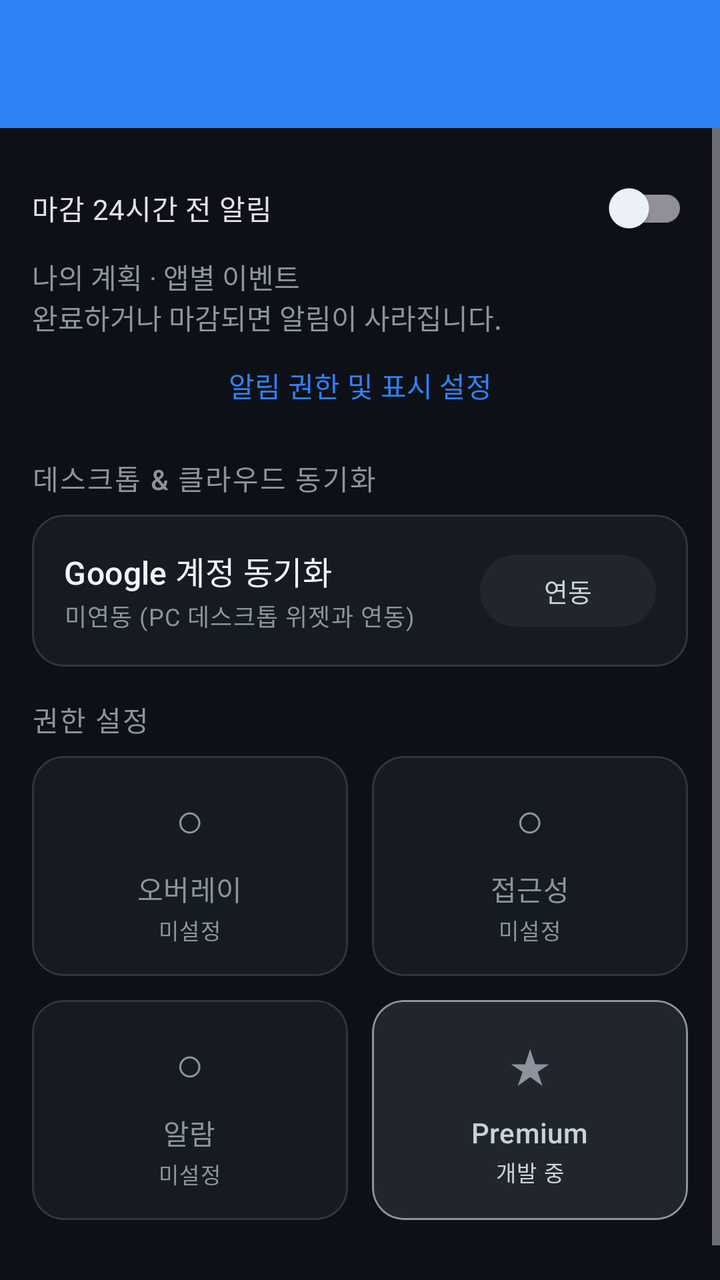
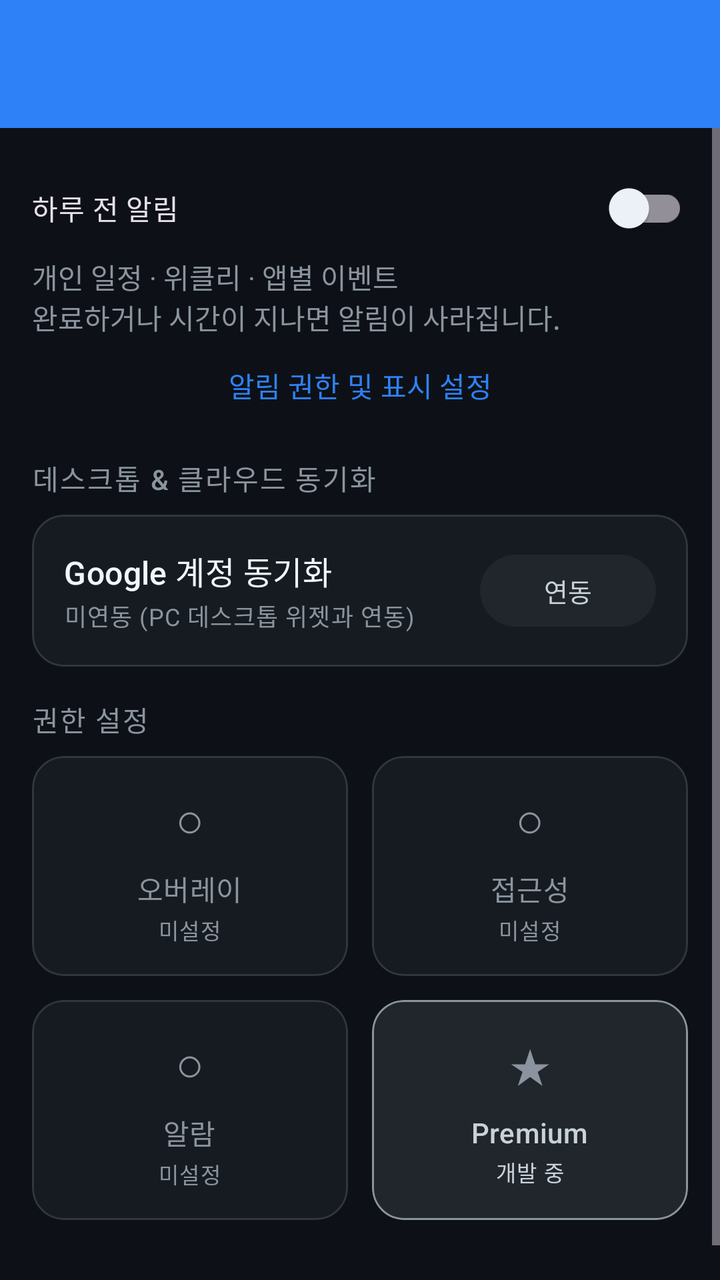

The first picture is an Android layout as it rendered before a commit; the second is the same layout after the commit. The layout source and the unified diff follow.
<!-- AndroidManifest.xml: application theme Theme.HomeworkTracker -->
<!-- res/layout/fragment_more.xml -->
<?xml version="1.0" encoding="utf-8"?>
<LinearLayout xmlns:android="http://schemas.android.com/apk/res/android"
    xmlns:app="http://schemas.android.com/apk/res-auto"
    android:layout_width="match_parent"
    android:layout_height="match_parent"
    android:orientation="vertical"
    android:background="?attr/colorSurface">

    <com.google.android.material.appbar.MaterialToolbar
        android:layout_width="match_parent"
        android:layout_height="wrap_content"
        android:paddingTop="36dp"
        android:background="?attr/colorPrimary"
        app:titleTextColor="?attr/colorOnPrimary"
        app:titleTextAppearance="@style/TextAppearance.Material3.TitleLarge" />

    <ScrollView
        android:layout_width="match_parent"
        android:layout_height="0dp"
        android:layout_weight="1"
        android:fillViewport="true">

        <LinearLayout
            android:layout_width="match_parent"
            android:layout_height="wrap_content"
            android:orientation="vertical"
            android:paddingStart="16dp"
            android:paddingEnd="16dp"
            android:paddingTop="16dp"
            android:paddingBottom="24dp">

            <com.google.android.material.switchmaterial.SwitchMaterial
                android:id="@+id/switchDeadlineNotifications" android:layout_width="match_parent" android:layout_height="wrap_content"
                android:minHeight="48dp" android:text="마감 24시간 전 알림" />
            <TextView android:layout_width="match_parent" android:layout_height="wrap_content"
                android:text="나의 계획 · 앱별 이벤트\n완료하거나 마감되면 알림이 사라집니다."
                android:textColor="?attr/colorOnSurfaceVariant" />
            <com.google.android.material.button.MaterialButton
                android:id="@+id/btnDeadlineNotificationSettings" style="@style/Widget.Material3.Button.TextButton"
                android:layout_width="match_parent" android:layout_height="wrap_content" android:text="알림 권한 및 표시 설정" />
            
            <TextView
                android:layout_width="wrap_content"
                android:layout_height="wrap_content"
                android:text="데스크톱 &amp; 클라우드 동기화"
                android:textAppearance="@style/TextAppearance.Material3.LabelLarge"
                android:textColor="?attr/colorOnSurfaceVariant"
                android:letterSpacing="0.05"
                android:layout_marginTop="12dp"
                android:layout_marginBottom="8dp" />

            <com.google.android.material.card.MaterialCardView
                android:id="@+id/cardCloudSync"
                style="@style/Widget.App.MenuCard"
                android:layout_width="match_parent"
                android:layout_height="wrap_content"
                android:layout_marginBottom="16dp">

                <LinearLayout
                    android:layout_width="match_parent"
                    android:layout_height="wrap_content"
                    android:orientation="vertical"
                    android:padding="16dp">

                    <LinearLayout
                        android:layout_width="match_parent"
                        android:layout_height="wrap_content"
                        android:orientation="horizontal"
                        android:gravity="center_vertical">

                        <LinearLayout
                            android:layout_width="0dp"
                            android:layout_height="wrap_content"
                            android:layout_weight="1"
                            android:orientation="vertical">

                            <TextView
                                android:id="@+id/tvSyncAccountTitle"
                                android:layout_width="wrap_content"
                                android:layout_height="wrap_content"
                                android:text="Google 계정 동기화"
                                android:textAppearance="@style/TextAppearance.Material3.TitleMedium"
                                android:textColor="?attr/colorOnSurface" />

                            <TextView
                                android:id="@+id/tvSyncAccountStatus"
                                android:layout_width="wrap_content"
                                android:layout_height="wrap_content"
                                android:text="미연동 (PC 데스크톱 위젯과 연동)"
                                android:textAppearance="@style/TextAppearance.Material3.BodySmall"
                                android:textColor="?attr/colorOnSurfaceVariant"
                                android:layout_marginTop="2dp" />
                        </LinearLayout>

                        <com.google.android.material.button.MaterialButton
                            android:id="@+id/btnSyncAction"
                            style="@style/Widget.Material3.Button.TonalButton"
                            android:layout_width="wrap_content"
                            android:layout_height="wrap_content"
                            android:minHeight="44dp"
                            android:text="연동"
                            android:textSize="13sp" />
                    </LinearLayout>

                    <LinearLayout
                        android:id="@+id/layoutSyncDetails"
                        android:layout_width="match_parent"
                        android:layout_height="wrap_content"
                        android:orientation="horizontal"
                        android:layout_marginTop="12dp"
                        android:visibility="gone"
                        android:gravity="center_vertical">

                        <TextView
                            android:id="@+id/tvLastSyncTime"
                            android:layout_width="0dp"
                            android:layout_height="wrap_content"
                            android:layout_weight="1"
                            android:text="마지막 동기화: 없음"
                            android:textAppearance="@style/TextAppearance.Material3.LabelSmall"
                            android:textColor="?attr/colorOnSurfaceVariant" />

                        <com.google.android.material.button.MaterialButton
                            android:id="@+id/btnSyncNow"
                            style="@style/Widget.Material3.Button.TextButton"
                            android:layout_width="wrap_content"
                            android:layout_height="wrap_content"
                            android:minHeight="40dp"
                            android:text="지금 동기화"
                            android:textSize="12sp" />
                    </LinearLayout>
                </LinearLayout>
            </com.google.android.material.card.MaterialCardView>

            
            <TextView
                android:layout_width="wrap_content"
                android:layout_height="wrap_content"
                android:text="권한 설정"
                android:textAppearance="@style/TextAppearance.Material3.LabelLarge"
                android:textColor="?attr/colorOnSurfaceVariant"
                android:letterSpacing="0.05"
                android:layout_marginBottom="8dp" />

            
            <LinearLayout
                android:layout_width="match_parent"
                android:layout_height="wrap_content"
                android:orientation="horizontal"
                android:layout_marginBottom="12dp">

                <com.google.android.material.card.MaterialCardView
                    android:id="@+id/cardMoreOverlay"
                    style="@style/Widget.App.MenuCard"
                    android:layout_width="0dp"
                    android:layout_height="110dp"
                    android:layout_weight="1"
                    android:layout_marginEnd="6dp"
                    android:foreground="?attr/selectableItemBackground">
                    <LinearLayout
                        android:layout_width="match_parent"
                        android:layout_height="match_parent"
                        android:orientation="vertical"
                        android:gravity="center">
                        <TextView
                            android:id="@+id/iconMoreOverlay"
                            android:layout_width="wrap_content"
                            android:layout_height="wrap_content"
                            android:text="○"
                            android:textSize="24sp"
                            android:textColor="?attr/colorOnSurfaceVariant" />
                        <TextView
                            android:layout_width="wrap_content"
                            android:layout_height="wrap_content"
                            android:text="오버레이"
                            android:textAppearance="@style/TextAppearance.Material3.TitleSmall"
                            android:textColor="?attr/colorOnSurfaceVariant"
                            android:layout_marginTop="8dp" />
                        <TextView
                            android:id="@+id/tvMoreOverlayStatus"
                            android:layout_width="wrap_content"
                            android:layout_height="wrap_content"
                            android:text="미설정"
                            android:textAppearance="@style/TextAppearance.Material3.LabelSmall"
                            android:textColor="?attr/colorOnSurfaceVariant"
                            android:layout_marginTop="2dp" />
                    </LinearLayout>
                </com.google.android.material.card.MaterialCardView>

                <com.google.android.material.card.MaterialCardView
                    android:id="@+id/cardMoreAccessibility"
                    style="@style/Widget.App.MenuCard"
                    android:layout_width="0dp"
                    android:layout_height="110dp"
                    android:layout_weight="1"
                    android:layout_marginStart="6dp"
                    android:foreground="?attr/selectableItemBackground">
                    <LinearLayout
                        android:layout_width="match_parent"
                        android:layout_height="match_parent"
                        android:orientation="vertical"
                        android:gravity="center">
                        <TextView
                            android:id="@+id/iconMoreAccessibility"
                            android:layout_width="wrap_content"
                            android:layout_height="wrap_content"
                            android:text="○"
                            android:textSize="24sp"
                            android:textColor="?attr/colorOnSurfaceVariant" />
                        <TextView
                            android:layout_width="wrap_content"
                            android:layout_height="wrap_content"
                            android:text="접근성"
                            android:textAppearance="@style/TextAppearance.Material3.TitleSmall"
                            android:textColor="?attr/colorOnSurfaceVariant"
                            android:layout_marginTop="8dp" />
                        <TextView
                            android:id="@+id/tvMoreAccessibilityStatus"
                            android:layout_width="wrap_content"
                            android:layout_height="wrap_content"
                            android:text="미설정"
                            android:textAppearance="@style/TextAppearance.Material3.LabelSmall"
                            android:textColor="?attr/colorOnSurfaceVariant"
                            android:layout_marginTop="2dp" />
                    </LinearLayout>
                </com.google.android.material.card.MaterialCardView>
            </LinearLayout>

            <LinearLayout
                android:layout_width="match_parent"
                android:layout_height="wrap_content"
                android:orientation="horizontal"
                android:layout_marginBottom="24dp">

                <com.google.android.material.card.MaterialCardView
                    android:id="@+id/cardMoreAlarm"
                    style="@style/Widget.App.MenuCard"
                    android:layout_width="0dp"
                    android:layout_height="110dp"
                    android:layout_weight="1"
                    android:layout_marginEnd="6dp"
                    android:foreground="?attr/selectableItemBackground">
                    <LinearLayout
                        android:layout_width="match_parent"
                        android:layout_height="match_parent"
                        android:orientation="vertical"
                        android:gravity="center">
                        <TextView
                            android:id="@+id/iconMoreAlarm"
                            android:layout_width="wrap_content"
                            android:layout_height="wrap_content"
                            android:text="○"
                            android:textSize="24sp"
                            android:textColor="?attr/colorOnSurfaceVariant" />
                        <TextView
                            android:layout_width="wrap_content"
                            android:layout_height="wrap_content"
                            android:text="알람"
                            android:textAppearance="@style/TextAppearance.Material3.TitleSmall"
                            android:textColor="?attr/colorOnSurfaceVariant"
                            android:layout_marginTop="8dp" />
                        <TextView
                            android:id="@+id/tvMoreAlarmStatus"
                            android:layout_width="wrap_content"
                            android:layout_height="wrap_content"
                            android:text="미설정"
                            android:textAppearance="@style/TextAppearance.Material3.LabelSmall"
                            android:textColor="?attr/colorOnSurfaceVariant"
                            android:layout_marginTop="2dp" />
                    </LinearLayout>
                </com.google.android.material.card.MaterialCardView>

                <com.google.android.material.card.MaterialCardView
                    android:id="@+id/cardMorePremium"
                    app:cardCornerRadius="16dp"
                    app:cardElevation="0dp"
                    app:strokeWidth="1dp"
                    app:strokeColor="?attr/colorSecondary"
                    app:cardBackgroundColor="?attr/colorSecondaryContainer"
                    android:layout_width="0dp"
                    android:layout_height="110dp"
                    android:layout_weight="1"
                    android:layout_marginStart="6dp"
                    android:foreground="?attr/selectableItemBackground">
                    <LinearLayout
                        android:layout_width="match_parent"
                        android:layout_height="match_parent"
                        android:orientation="vertical"
                        android:gravity="center">
                        <TextView
                            android:layout_width="wrap_content"
                            android:layout_height="wrap_content"
                            android:text="★"
                            android:textSize="24sp"
                            android:textColor="?attr/colorSecondary" />
                        <TextView
                            android:layout_width="wrap_content"
                            android:layout_height="wrap_content"
                            android:text="Premium"
                            android:textAppearance="@style/TextAppearance.Material3.TitleSmall"
                            android:textColor="?attr/colorOnSecondaryContainer"
                            android:layout_marginTop="8dp" />
                        <TextView
                            android:layout_width="wrap_content"
                            android:layout_height="wrap_content"
                            android:text="개발 중"
                            android:textAppearance="@style/TextAppearance.Material3.LabelSmall"
                            android:textColor="?attr/colorOnSecondaryContainer"
                            android:layout_marginTop="2dp" />
                    </LinearLayout>
                </com.google.android.material.card.MaterialCardView>
            </LinearLayout>

        </LinearLayout>
    </ScrollView>
</LinearLayout>
<!-- resources referenced by this layout -->
<resources>
  <style name="Widget.App.MenuCard" parent="Widget.Material3.CardView.Outlined">
          <item name="cardCornerRadius">16dp</item>
          <item name="cardElevation">0dp</item>
          <item name="strokeWidth">1dp</item>
          <item name="strokeColor">?attr/colorOutlineVariant</item>
          <item name="cardBackgroundColor">?attr/colorSurfaceVariant</item>
      </style>
  <style name="Theme.HomeworkTracker" parent="Base.Theme.HomeworkTracker" />
  <style name="Base.Theme.HomeworkTracker" parent="Theme.Material3.Dark.NoActionBar">
          <item name="colorPrimary">@color/md_primary</item>
          <item name="colorOnPrimary">@color/md_on_primary</item>
          <item name="colorPrimaryContainer">@color/md_primary_container</item>
          <item name="colorOnPrimaryContainer">@color/md_on_primary_container</item>
          <item name="colorSecondary">@color/md_secondary</item>
          <item name="colorOnSecondary">@color/md_on_secondary</item>
          <item name="colorSecondaryContainer">@color/md_secondary_container</item>
          <item name="colorOnSecondaryContainer">@color/md_on_secondary_container</item>
          <item name="colorError">@color/md_error</item>
          <item name="android:colorBackground">@color/md_surface</item>
          <item name="colorSurface">@color/md_surface</item>
          <item name="colorOnSurface">@color/md_on_surface</item>
          <item name="colorSurfaceVariant">@color/md_surface_variant</item>
          <item name="colorOnSurfaceVariant">@color/md_on_surface_variant</item>
          <item name="colorOutlineVariant">@color/md_outline_variant</item>
      </style>
  <color name="md_primary">#2F81F7</color>
  <color name="md_on_primary">#0D1117</color>
  <color name="md_primary_container">#1C2D4F</color>
  <color name="md_on_primary_container">#58A6FF</color>
  <color name="md_secondary">#8B949E</color>
  <color name="md_on_secondary">#0D1117</color>
  <color name="md_secondary_container">#21262D</color>
  <color name="md_on_secondary_container">#C9D1D9</color>
  <color name="md_error">#F85149</color>
  <color name="md_surface">#0D1117</color>
  <color name="md_on_surface">#F0F6FC</color>
  <color name="md_surface_variant">#161B22</color>
  <color name="md_on_surface_variant">#8B949E</color>
  <color name="md_outline_variant">#30363D</color>
</resources>

<!-- the commit's change to res/layout/fragment_more.xml (unified diff, before → after) -->
@@ -31,9 +31,9 @@
 
             <com.google.android.material.switchmaterial.SwitchMaterial
                 android:id="@+id/switchDeadlineNotifications" android:layout_width="match_parent" android:layout_height="wrap_content"
-                android:minHeight="48dp" android:text="마감 24시간 전 알림" />
+                android:minHeight="48dp" android:text="하루 전 알림" />
             <TextView android:layout_width="match_parent" android:layout_height="wrap_content"
-                android:text="나의 계획 · 앱별 이벤트\n완료하거나 마감되면 알림이 사라집니다."
+                android:text="개인 일정 · 위클리 · 앱별 이벤트\n완료하거나 시간이 지나면 알림이 사라집니다."
                 android:textColor="?attr/colorOnSurfaceVariant" />
             <com.google.android.material.button.MaterialButton
                 android:id="@+id/btnDeadlineNotificationSettings" style="@style/Widget.Material3.Button.TextButton"
